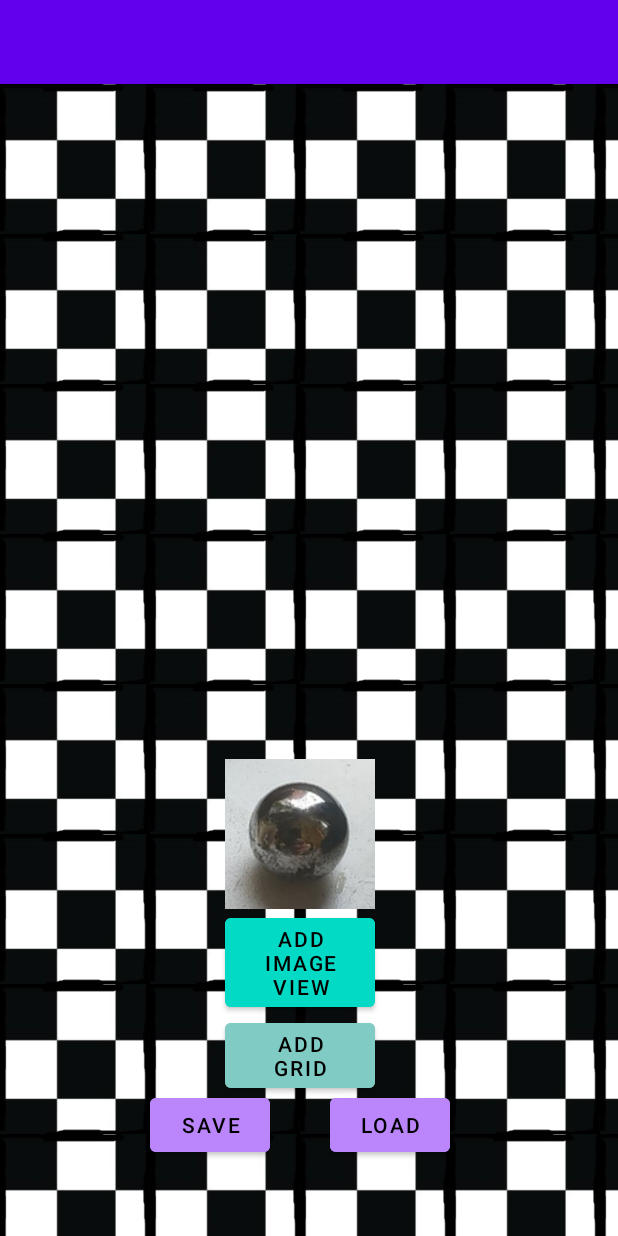
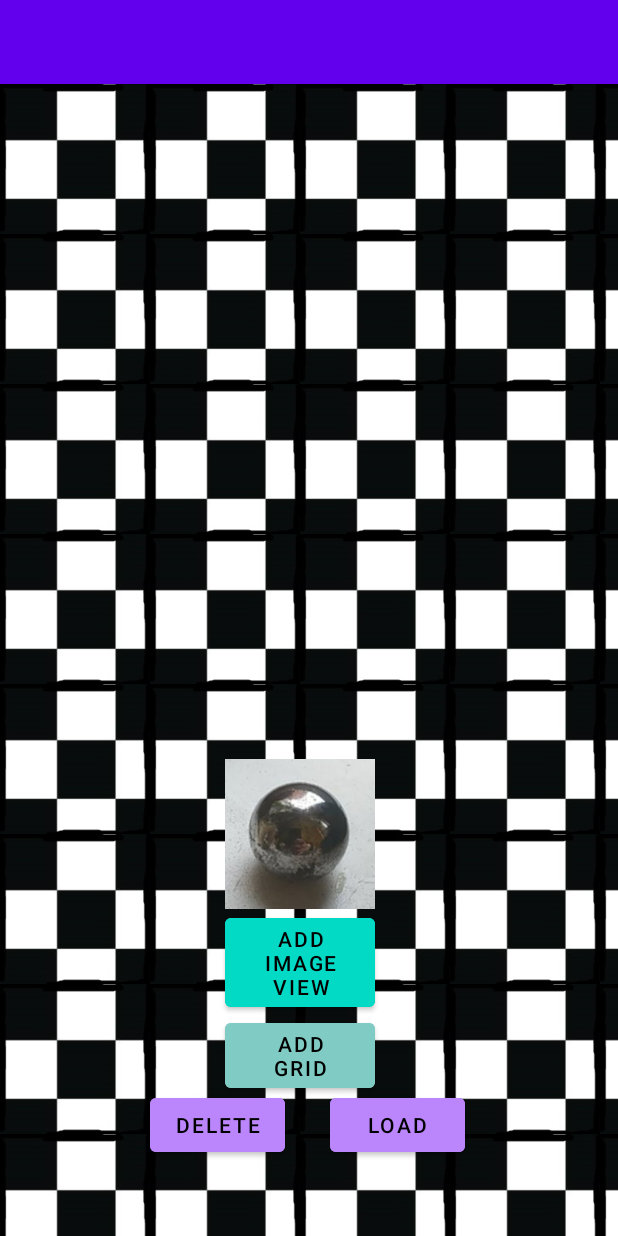
Before and after one commit to basilmik/Jackal, an Android app: the screen it shows after launch (MainActivity), after a tap on "ADD GRID", on a phone screen of 412 x 824 dp. Run offline under Robolectric (Android 15) with nearby library versions, the phone set to English and light mode, and no system bars; our stand-ins replace Room's generated code; 1 other tap on this screen came first.

Commit message:
does not work

```diff
--- a/app/src/main/java/com/basilgames/android/jackal/MainActivity.kt
+++ b/app/src/main/java/com/basilgames/android/jackal/MainActivity.kt
@@ -24,7 +24,7 @@ class MainActivity : AppCompatActivity() {
 
     private lateinit var addViewButton: Button
     private lateinit var addGridButton: Button
-    private lateinit var saveButton: Button
+    private lateinit var deleteButton: Button
     private lateinit var loadButton: Button
 
     var count = 1
@@ -37,7 +37,7 @@ class MainActivity : AppCompatActivity() {
         tableView = findViewById(R.id.field_view)
         addViewButton = findViewById(R.id.addview)
         addGridButton = findViewById(R.id.addgrid)
-        saveButton = findViewById(R.id.savegrid)
+        deleteButton = findViewById(R.id.deletegrid)
         loadButton = findViewById(R.id.loadgrid)
 
         addGridButton.setOnClickListener { // initialising new layout
@@ -69,16 +69,18 @@ class MainActivity : AppCompatActivity() {
             count++
         }
 
-        saveButton.setOnClickListener {
-            /*val db : TileRepository = TileRepository.get()
-            val tile: Tile = Tile()
-            tile.imageRes = R.drawable.ball
-            tile.isFaceUp = false
-            db.addTile(tile)*/
+        deleteButton.setOnClickListener {
             val db : TileRepository = TileRepository.get()
-            val tileListLiveData = db.getTiles()
-            db.deleteTiles()
+            val tileList = db.getTiles()
+            //.makeText(applicationContext,"db size is : ${tileList.size}", Toast.LENGTH_LONG).show()
+            Toast.makeText(applicationContext,"db size is : HERE", Toast.LENGTH_LONG).show()
+            //db.deleteTiles()
+        }
 
+        loadButton.setOnClickListener{
+            val db : TileRepository = TileRepository.get()
+           // val tileList = db.getTiles()
+            val tileListLiveData = db.getTiles2()
             tileListLiveData.observe(this,
                 Observer { tiles ->
                     tiles?.let{
@@ -86,50 +88,75 @@ class MainActivity : AppCompatActivity() {
                     }
                 })
 
-
-        }
-
-        loadButton.setOnClickListener{
-            val db : TileRepository = TileRepository.get()
-            val tileListLiveData = db.getTiles()
-            tileListLiveData.observe(this,
-            Observer { tiles ->
-                tiles?.let{
-                    Toast.makeText(applicationContext,"db size is : ${tiles.size}", Toast.LENGTH_LONG).show()
-                }
-            })
+            //Toast.makeText(applicationContext,"db size is : ${tileList.size}", Toast.LENGTH_LONG).show()
         }
 
     }
 
 
     private fun create() {
-        val db : TileRepository = TileRepository.get()
+        //var dbSize: Int = 0
 
-        for (columnIndex in 0..12) {
-            for (rowIndex in 0..12) {
-                val row = GridLayout.spec(rowIndex, 1)
-                val column = GridLayout.spec(columnIndex, 1)
+        val db: TileRepository = TileRepository.get()
+        val tileList = db.getTiles()
+        val den = resources.displayMetrics.density
+        if (tileList.isEmpty()) // create new grid
+        {
+            for (columnIndex in 0..12) {
+                for (rowIndex in 0..12) {
+                    val tileView = TileView(this@MainActivity)
+                    tileView.setImageResource(R.drawable.tile_cover)
+                    tileView.setImageRes(R.drawable.ball)
+                    tileView.id = ImageView.generateViewId()
+                    tileIdArray[columnIndex][rowIndex] = tileView.id
+
+
+                    val row = GridLayout.spec(rowIndex, 1)
+                    val column = GridLayout.spec(columnIndex, 1)
+                    val gridLayoutParam: GridLayout.LayoutParams = GridLayout.LayoutParams(row, column)
+                    gridLayoutParam.height= (100 * den).toInt()
+                    gridLayoutParam.width= (100 * den).toInt()
+                    tileField.addView(tileView, gridLayoutParam)
+
+
+                    val tile = Tile()
+                    tile.imageRes = R.drawable.ball
+                    tile.isFaceUp = false
+                    tile.col = columnIndex
+                    tile.row = rowIndex
+                    db.addTile(tile)
+                }
+            }
+        }
+        else
+        {
+            for (tile in tileList)
+            {
+                val row = GridLayout.spec(tile.row, 1)
+                val column = GridLayout.spec(tile.col, 1)
+                val gridLayoutParam: GridLayout.LayoutParams = GridLayout.LayoutParams(row, column)
+                gridLayoutParam.height= (100 * den).toInt()
+                gridLayoutParam.width= (100 * den).toInt()
 
                 val tileView = TileView(this@MainActivity)
 
-                tileView.setImageResource(R.drawable.tile_cover)
-                tileView.setImageRes(R.drawable.ball)
+                tileView.id = ImageView.generateViewId()
+                tileView.setImageRes(tile.imageRes)
+                tileView.setFaceUp(tile.isFaceUp)
+                if (tileView.isFaceUp())
+                    tileView.flipTile()
 
-                tileView.id = ImageView.generateViewId()
 
-                tileIdArray[columnIndex][rowIndex] = tileView.id
-                val den = resources.displayMetrics.density
-                tileField.addView( tileView, (100 * den).toInt(), (100 * den).toInt() )
-                var tile: Tile = Tile()
+                tileIdArray[tile.row][tile.col] = tileView.id
 
-                tile.imageRes = R.drawable.ball
-                tile.isFaceUp = false
-                db.addTile(tile)
-                //Log.d(TAG, "id = ${tile.id}")
+
+                tileField.addView(tileView, gridLayoutParam)
 
             }
         }
+
+
+
 
     }
 
--- a/app/src/main/java/com/basilgames/android/jackal/Tile.kt
+++ b/app/src/main/java/com/basilgames/android/jackal/Tile.kt
@@ -6,7 +6,9 @@ import java.util.*
 
 @Entity
 data class Tile (
-    @PrimaryKey val id: UUID = UUID.randomUUID(),
-                 var isFaceUp: Boolean = false,
-                 var imageRes: Int = 0
+        @PrimaryKey val id: UUID = UUID.randomUUID(),
+        var col: Int = 0,
+        var row: Int = 0,
+        var isFaceUp: Boolean = false,
+        var imageRes: Int = 0
 )
--- a/app/src/main/java/com/basilgames/android/jackal/TileRepository.kt
+++ b/app/src/main/java/com/basilgames/android/jackal/TileRepository.kt
@@ -17,15 +17,17 @@ class TileRepository private constructor(context: Context) {
         context.applicationContext,
         TileDatabase::class.java,
         DATABASE_NAME
-    ).build()
+    ).allowMainThreadQueries().build()
 
     private val tileDao = database.tileDao()
     private val executor = Executors.newSingleThreadExecutor()
 
-    fun getTiles(): LiveData<List<Tile>> = tileDao.getTiles()
+
+    fun getTiles(): List<Tile> = tileDao.getTiles()
+
+    fun getTiles2(): LiveData<List<Tile>> = tileDao.getTiles2()
 
     fun getTile(id: UUID): LiveData<Tile?> = tileDao.getTile(id)
-
 
 
     fun updateTile(tile: Tile)
--- a/app/src/main/java/com/basilgames/android/jackal/database/TileDataAccessObject.kt
+++ b/app/src/main/java/com/basilgames/android/jackal/database/TileDataAccessObject.kt
@@ -9,9 +9,12 @@ import java.util.*
 @Dao
 interface TileDataAccessObject {
 
+
     @Query("SELECT * FROM tile")
-    fun getTiles(): LiveData<List<Tile>>
+    fun getTiles(): List<Tile>
 
+    @Query("SELECT * FROM tile")
+    fun getTiles2(): LiveData<List<Tile>>
 
     @Query("SELECT * FROM tile WHERE id=(:id)")
     fun getTile(id: UUID): LiveData<Tile?>
--- a/app/src/main/res/layout/activity_main.xml
+++ b/app/src/main/res/layout/activity_main.xml
@@ -50,20 +50,20 @@ tools:context=".MainActivity"
         />
 
     <Button
-        android:id="@+id/savegrid"
-        android:layout_width="80dp"
+        android:id="@+id/deletegrid"
+        android:layout_width="90dp"
         android:layout_height="wrap_content"
         android:layout_marginLeft="100dp"
         android:layout_marginTop="670dp"
         android:backgroundTint="@color/purple_200"
         android:gravity="center"
-        android:text="save"
+        android:text="delete"
         android:textColor="@color/black"
         />
 
     <Button
         android:id="@+id/loadgrid"
-        android:layout_width="80dp"
+        android:layout_width="90dp"
         android:layout_height="wrap_content"
         android:layout_marginLeft="220dp"
         android:layout_marginTop="670dp"
```
Also changed, not shown: app/src/main/java/com/basilgames/android/jackal/TileView.kt (+7 -1 lines).
